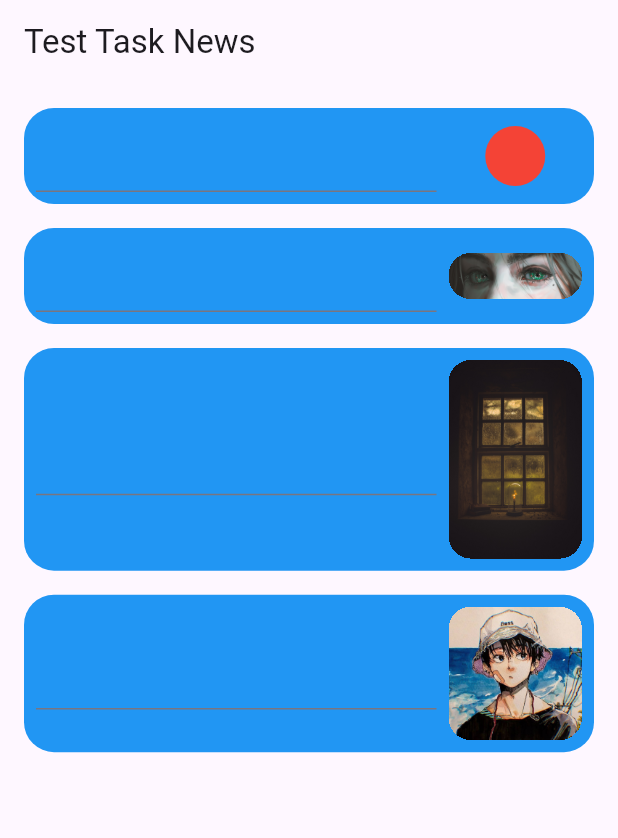
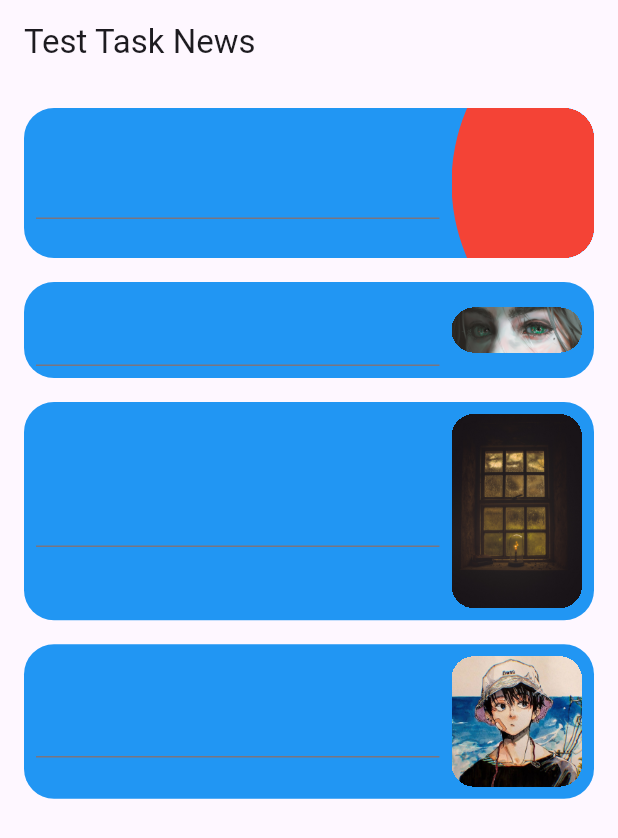
Before and after one commit to YaRamis/test_task_news, a Flutter app: the screen it shows after launch, on a phone screen of 412 x 824 dp. Shown: the top 838 px of the screen. Run offline on Flutter 3.47's test engine with Material 3 defaults, Android fonts, the phone set to English and light mode, and no system bars.

Commit message:
added circle card overflow
Circle wodget can overflow card, but card height is fixed. Needs to find solution to make height not fixed.

```diff
--- a/lib/widgets/my_card/my_card_postfix_widget.dart
+++ b/lib/widgets/my_card/my_card_postfix_widget.dart
@@ -1,17 +1,27 @@
 import 'package:flutter/material.dart';
 
 class MyCardPostfixCircleWidget extends StatelessWidget {
+  final double radius;
+
   const MyCardPostfixCircleWidget({
     super.key,
+    this.radius = 200,
   });
 
   @override
   Widget build(BuildContext context) {
-    return Container(
-      height: 40,
-      decoration: const BoxDecoration(
-        shape: BoxShape.circle,
-        color: Colors.red,
+    return ClipRect(
+      clipBehavior: Clip.hardEdge,
+      child: OverflowBox(
+        maxHeight: radius,
+        maxWidth: radius,
+        alignment: Alignment.centerLeft,
+        child: Container(
+          decoration: const BoxDecoration(
+            color: Colors.red,
+            shape: BoxShape.circle,
+          ),
+        ),
       ),
     );
   }
--- a/lib/widgets/my_card/my_card_widget.dart
+++ b/lib/widgets/my_card/my_card_widget.dart
@@ -22,6 +22,7 @@ class _MyCardWidgetState extends State<MyCardWidget> {
   @override
   Widget build(BuildContext context) {
     return Container(
+      height: widget.imageAsset == null ? 100 : null,
       key: _key,
       constraints: const BoxConstraints(minHeight: 60),
       decoration: BoxDecoration(
@@ -30,29 +31,30 @@ class _MyCardWidgetState extends State<MyCardWidget> {
       ),
       clipBehavior: Clip.hardEdge,
       // padding: const EdgeInsets.all(16),
-      child: Padding(
-        padding: const EdgeInsets.all(8),
       child: Row(
         children: [
           Flexible(
             flex: 3,
+            child: Padding(
+              padding: const EdgeInsets.all(8.0),
               child: TextField(
                 controller: _controller,
                 style: const TextStyle(fontSize: 14),
                 maxLines: null,
               ),
             ),
-            const SizedBox(width: 8),
+          ),
           Flexible(
-              flex: 1,
             child: widget.imageAsset != null
-                  ? MyCardPostfixImageWidget(
+                ? Padding(
+                    padding: const EdgeInsets.only(right: 8, top: 8, bottom: 8),
+                    child: MyCardPostfixImageWidget(
                       imageAsset: widget.imageAsset!,
+                    ),
                   )
-                  : const MyCardPostfixCircleWidget(),
-            ),
+                : const MyCardPostfixCircleWidget(radius: 250),
+          )
         ],
-        ),
       ),
     );
   }
```
Lines whose indentation alone changed are shown as unchanged.
